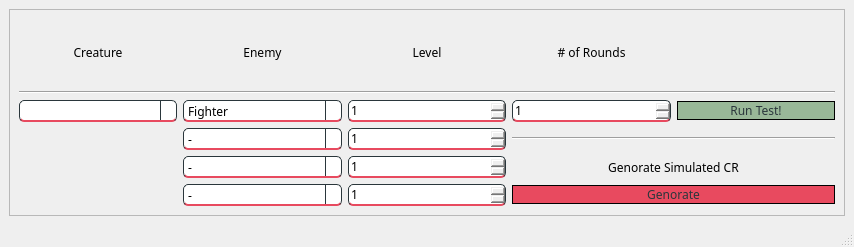
The window that UI/TestMod.ui (TheNephalian/Senior-Project) describes before a commit, drawn with Qt 5.
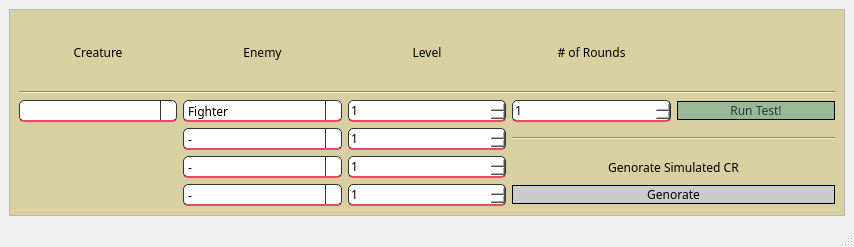
The same window after the commit. Icons and pictures are not drawn.

Commit message: UI updated but not merged to functional UI

Patch:
```diff
--- a/UI/TestMod.ui
+++ b/UI/TestMod.ui
@@ -24,23 +24,43 @@
       </property>
       <property name="styleSheet">
        <string notr="true">QPushButton{
+	color: rgb(0, 0, 0);
  	padding: .25em;
  	border: 1px solid black;
  	border-radius: 0.4em;
 }
-
 QSpinBox{
 	padding: .25em;
 	border: 1px solid rgb(42, 54, 59);
 	border-bottom: 2px solid rgb(232, 74, 95);
 	border-radius: 5px;
-}QComboBox{
+}
+QSpinBox::up-button {
+    subcontrol-origin: border;
+    subcontrol-position: top right; 
+	image: url(/Users/theor/Documents/School Work/Spring 2022/Senior-Project/Assets/Images/thinUpArrow.png);
+    width: 18px;
+	height: 18px;
+}
+QSpinBox::down-button {
+    subcontrol-origin: border;
+    subcontrol-position: bottom right; 
+	image: url(/Users/theor/Documents/School Work/Spring 2022/Senior-Project/Assets/Images/thinDownArrow.png);
+    width: 18px;
+	height: 18px;
+}
+QComboBox{
 	
 	padding: .25em;
 	border:1px solid rgb(42, 54, 59);
 	border-bottom: 2px Solid rgb(232, 74, 95);
 	border-radius: 5px;
 }
+QComboBox::down-arrow {
+    image: url(/Users/theor/Documents/School Work/Spring 2022/Senior-Project/Assets/Images/thinDownArrow.png);
+	width:16px;
+	height:16px
+}
 QComboBox::drop-down {
     subcontrol-origin: padding;
     subcontrol-position: top right;
@@ -65,6 +85,9 @@
          <height>184</height>
         </rect>
        </property>
+       <property name="styleSheet">
+        <string notr="true">background-color: rgb(216, 208, 160);</string>
+       </property>
        <layout class="QGridLayout" name="gridLayout">
         <item row="5" column="1">
          <widget class="QComboBox" name="enemyComboBox_4">
@@ -73,6 +96,9 @@
             <family>Merriweather</family>
            </font>
           </property>
+          <property name="styleSheet">
+           <string notr="true">background-color: rgb(255, 255, 255);</string>
+          </property>
           <item>
            <property name="text">
             <string>-</string>
@@ -152,6 +178,9 @@
             <family>Merriweather</family>
            </font>
           </property>
+          <property name="styleSheet">
+           <string notr="true">background-color: rgb(255, 255, 255);</string>
+          </property>
           <property name="minimum">
            <number>1</number>
           </property>
@@ -167,6 +196,9 @@
             <family>Merriweather</family>
            </font>
           </property>
+          <property name="styleSheet">
+           <string notr="true">background-color: rgb(255, 255, 255);</string>
+          </property>
           <property name="minimum">
            <number>1</number>
           </property>
@@ -182,6 +214,9 @@
             <family>Merriweather</family>
            </font>
           </property>
+          <property name="styleSheet">
+           <string notr="true">background-color: rgb(255, 255, 255);</string>
+          </property>
           <property name="minimum">
            <number>1</number>
           </property>
@@ -210,18 +245,28 @@
             <family>Merriweather</family>
            </font>
           </property>
+          <property name="styleSheet">
+           <string notr="true">background-color: rgb(255, 255, 255);</string>
+          </property>
          </widget>
         </item>
         <item row="5" column="3" colspan="2">
          <widget class="QPushButton" name="pushButton">
+          <property name="enabled">
+           <bool>true</bool>
+          </property>
           <property name="font">
            <font>
             <family>Merriweather</family>
            </font>
           </property>
           <property name="styleSheet">
-           <string notr="true">color: rgb(42, 54, 59);
-background-color: rgb(232, 74, 95);</string>
+           <string notr="true">QPushButton:disabled {
+                        background-color: gray;
+            }
+QPushButton:enabled{
+	background-color: rgb(204, 204, 204);
+}</string>
           </property>
           <property name="text">
            <string>Genorate</string>
@@ -262,6 +307,9 @@
             <family>Merriweather</family>
            </font>
           </property>
+          <property name="styleSheet">
+           <string notr="true">background-color: rgb(255, 255, 255);</string>
+          </property>
           <item>
            <property name="text">
             <string>Fighter</string>
@@ -291,6 +339,9 @@
             <family>Merriweather</family>
            </font>
           </property>
+          <property name="styleSheet">
+           <string notr="true">background-color: rgb(255, 255, 255);</string>
+          </property>
           <property name="minimum">
            <number>1</number>
           </property>
@@ -321,6 +372,9 @@
             <family>Merriweather</family>
            </font>
           </property>
+          <property name="styleSheet">
+           <string notr="true">background-color: rgb(255, 255, 255);</string>
+          </property>
           <item>
            <property name="text">
             <string>-</string>
@@ -355,6 +409,9 @@
             <family>Merriweather</family>
            </font>
           </property>
+          <property name="styleSheet">
+           <string notr="true">background-color: rgb(255, 255, 255);</string>
+          </property>
           <property name="minimum">
            <number>1</number>
           </property>
@@ -370,6 +427,9 @@
             <family>Merriweather</family>
            </font>
           </property>
+          <property name="styleSheet">
+           <string notr="true">background-color: rgb(255, 255, 255);</string>
+          </property>
           <item>
            <property name="text">
             <string>-</string>
```
The commit also changes 6 other files.
